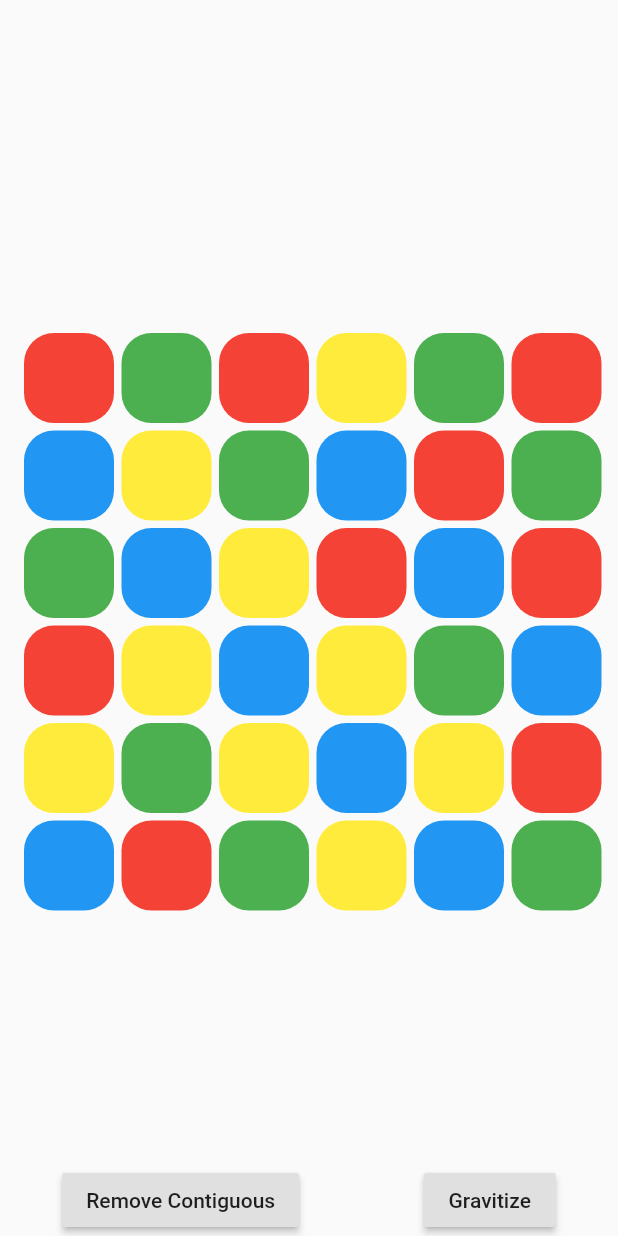
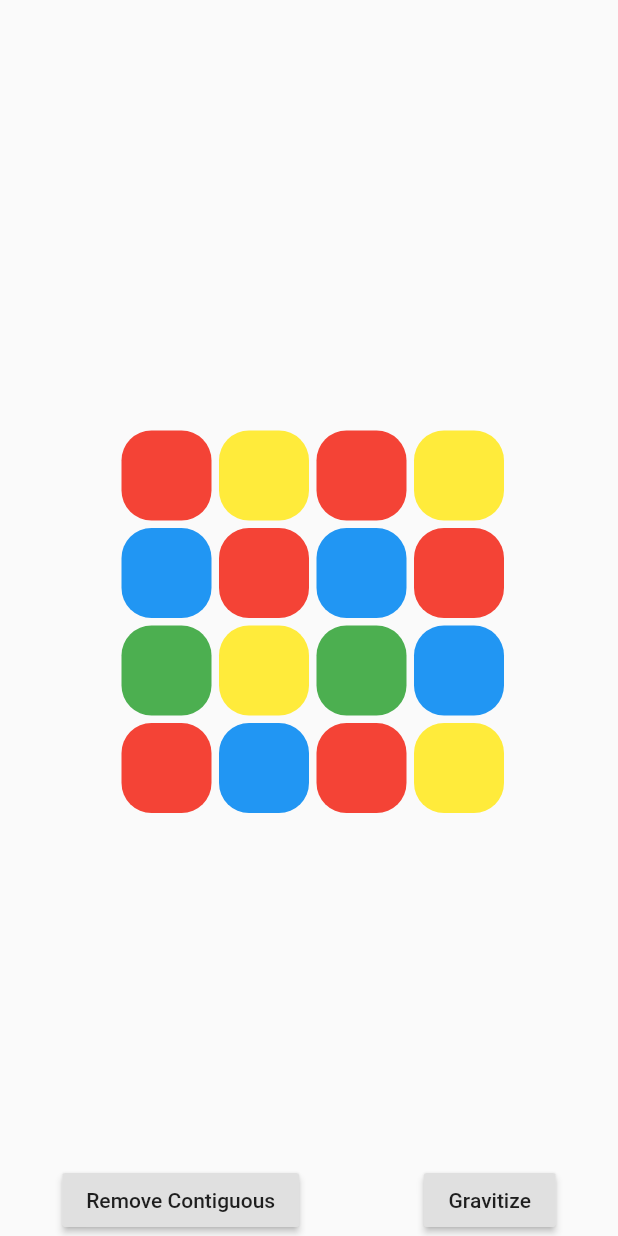
Before and after one commit to AlabasterAxe/color_game, a Flutter app: the screen it shows after launch, after a tap on "Remove Contiguous", on a phone screen of 412 x 824 dp. Run offline on Flutter 3.47's test engine with Material 2 defaults, Android fonts, the phone set to English and light mode, and no system bars.

Commit message:
fix the strange insta popping issues

```diff
--- a/lib/main.dart
+++ b/lib/main.dart
@@ -88,8 +88,8 @@ List<GameBox> generateGameBoxes() {
   Random r = Random();
   List<GameBox> result = [];
   List<Color> colors = [Colors.red, Colors.yellow, Colors.green, Colors.blue];
-  for (double x = -2.5; x <= 2.5; x++) {
-    for (double y = -2.5; y <= 2.5; y++) {
+  for (double x = -1.5; x <= 1.5; x++) {
+    for (double y = -1.5; y <= 1.5; y++) {
       List<Color> availableColors = [...colors];
       for (int i = result.length - 1; i >= 0; i--) {
         if (result[i].loc.dx == x && result[i].loc.dy == y - 1) {
@@ -108,7 +108,7 @@ List<GameBox> generateGameBoxes() {
 
 class GameBoxWidget extends StatelessWidget {
   final GameBox box;
-  GameBoxWidget(this.box);
+  GameBoxWidget({key, this.box}) : super(key: key);
 
   @override
   Widget build(BuildContext context) {
@@ -116,7 +116,7 @@ class GameBoxWidget extends StatelessWidget {
     Rect boundsRect = box.getRect(screenSize);
 
     return AnimatedPositioned(
-      key: box.key,
+      // key: box.key,
       duration: Duration(milliseconds: box.userDragged ? 0 : 1000),
       curve: Curves.easeInOut,
       top: boundsRect.top,
@@ -153,7 +153,7 @@ class _MyHomePageState extends State<MyHomePage> {
 
   List<GameBox> getColumnMates(GameBox tappedBox) {
     List<GameBox> result = [];
-    for (GameBox box in boxes) {
+    for (GameBox box in boxes.where((b) => b.color != Colors.transparent)) {
       if (tappedBox.loc.dx == box.loc.dx) {
         result.add(box);
       }
@@ -163,7 +163,7 @@ class _MyHomePageState extends State<MyHomePage> {
 
   List<GameBox> getRowMates(GameBox box) {
     List<GameBox> result = [];
-    for (GameBox box in boxes) {
+    for (GameBox box in boxes.where((b) => b.color != Colors.transparent)) {
       if (tappedBox.loc.dy == box.loc.dy) {
         result.add(box);
       }
@@ -172,7 +172,7 @@ class _MyHomePageState extends State<MyHomePage> {
   }
 
   GameBox getTappedBox(Offset globalTapCoords) {
-    for (GameBox box in boxes) {
+    for (GameBox box in boxes.where((b) => b.color != Colors.transparent)) {
       if (box.getRect(MediaQuery.of(context).size).contains(globalTapCoords)) {
         return box;
       }
@@ -181,7 +181,7 @@ class _MyHomePageState extends State<MyHomePage> {
   }
 
   GameBox getBoxAtPosition(Offset loc) {
-    for (GameBox box in boxes) {
+    for (GameBox box in boxes.where((b) => b.color != Colors.transparent)) {
       if ((box.loc - loc).distanceSquared < .1) {
         return box;
       }
@@ -196,7 +196,7 @@ class _MyHomePageState extends State<MyHomePage> {
     double minY;
     double maxY;
     double sumY = 0;
-    for (GameBox box in boxes) {
+    for (GameBox box in boxes.where((b) => b.color != Colors.transparent)) {
       if (minX == null || minX > box.loc.dx) {
         minX = box.loc.dx;
       }
@@ -248,7 +248,7 @@ class _MyHomePageState extends State<MyHomePage> {
   }
 
   void updateBoardTillSettled() {
-    boardUpdateTimer = Timer.periodic(Duration(milliseconds: 750), (t) {
+    boardUpdateTimer = Timer.periodic(Duration(milliseconds: 1000), (t) {
       setState(() {
         var affectedRows = _removeContiguous();
         if (affectedRows.isNotEmpty) {
@@ -268,7 +268,7 @@ class _MyHomePageState extends State<MyHomePage> {
 
   Map<double, List<GameBox>> getRows() {
     Map<double, List<GameBox>> result = Map();
-    for (GameBox box in boxes) {
+    for (GameBox box in boxes.where((b) => b.color != Colors.transparent)) {
       List<GameBox> row = result.putIfAbsent(box.loc.dy, () => []);
       row.add(box);
       row.sort((a, b) => (a.loc.dx - b.loc.dx).ceil());
@@ -279,7 +279,7 @@ class _MyHomePageState extends State<MyHomePage> {
 
   Map<double, List<GameBox>> getCols() {
     Map<double, List<GameBox>> result = Map();
-    for (GameBox box in boxes) {
+    for (GameBox box in boxes.where((b) => b.color != Colors.transparent)) {
       List<GameBox> col = result.putIfAbsent(box.loc.dx, () => []);
       col.add(box);
       col.sort((a, b) => (a.loc.dy - b.loc.dy).ceil());
@@ -298,7 +298,8 @@ class _MyHomePageState extends State<MyHomePage> {
       Color streakColor;
       bool hadStreak = false;
       Offset lastBoxLoc;
-      for (GameBox box in roworcol) {
+      for (GameBox box
+          in roworcol.where((b) => b.color != Colors.transparent)) {
         if (box.color != streakColor ||
             // if there's a gap don't count it as a streak
             (box.loc.dx - lastBoxLoc.dx).abs() > 1 ||
@@ -324,6 +325,7 @@ class _MyHomePageState extends State<MyHomePage> {
       }
     }
 
+    // boxesToRemove.forEach((GameBox b) => b.color = Colors.transparent);
     boxes.removeWhere((GameBox b) => boxesToRemove.contains(b));
     return affectedRowOrCols;
   }
@@ -332,7 +334,7 @@ class _MyHomePageState extends State<MyHomePage> {
     double minX;
     double maxX;
     double sumX = 0;
-    for (GameBox box in boxes) {
+    for (GameBox box in boxes.where((b) => b.color != Colors.transparent)) {
       if (minX == null || minX > box.loc.dx) {
         minX = box.loc.dx;
       }
@@ -360,7 +362,7 @@ class _MyHomePageState extends State<MyHomePage> {
     double minY;
     double maxY;
     double sumY = 0;
-    for (GameBox box in boxes) {
+    for (GameBox box in boxes.where((b) => b.color != Colors.transparent)) {
       if (minY == null || minY > box.loc.dy) {
         minY = box.loc.dy;
       }
@@ -475,7 +477,9 @@ class _MyHomePageState extends State<MyHomePage> {
                 Expanded(
                   child: Stack(
                       alignment: Alignment.center,
-                      children: boxes.map((b) => GameBoxWidget(b)).toList()),
+                      children: boxes
+                          .map((b) => GameBoxWidget(box: b, key: b.key))
+                          .toList()),
                 ),
                 Row(
                     mainAxisAlignment: MainAxisAlignment.spaceAround,
```
